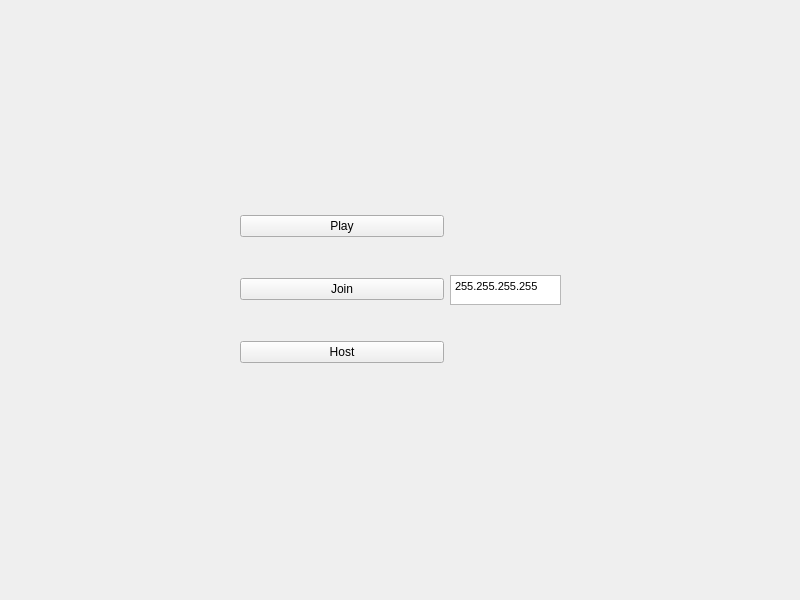
Old version of the form mainmenu.ui in the repository snakamoto/PacmanGame.
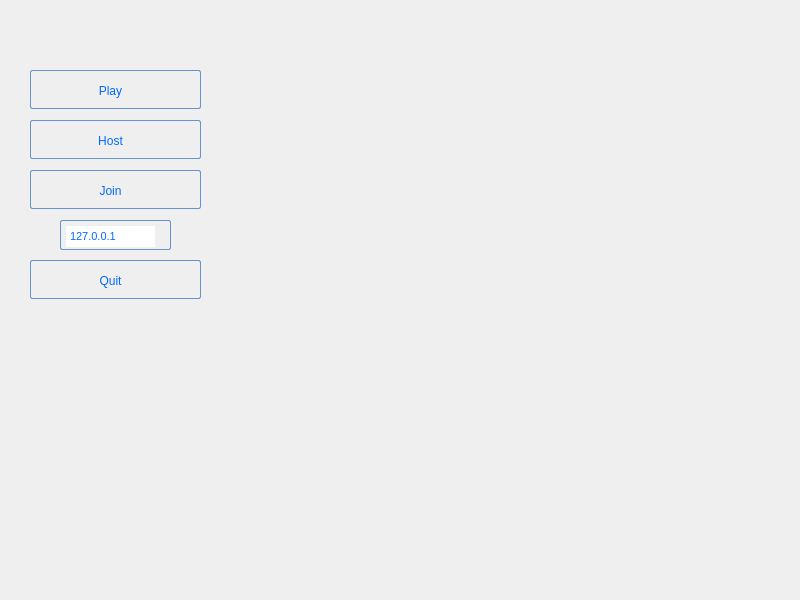
New version of the form.

Commit message: mainmenu styles

```diff
--- a/mainmenu.ui
+++ b/mainmenu.ui
@@ -19,71 +19,288 @@
      <rect>
       <x>0</x>
       <y>0</y>
-      <width>801</width>
+      <width>791</width>
       <height>601</height>
      </rect>
     </property>
     <property name="focusPolicy">
      <enum>Qt::StrongFocus</enum>
     </property>
+    <property name="styleSheet">
+     <string notr="true">
+        background: qlineargradient(x1 : 0, y1 : 0, x2 : 0, y2 :   1, stop :   0.0 #f5f9ff,
+                stop :   0.5 #c7dfff, stop :   0.55 #afd2ff, stop :   1.0 #c0dbff);
+        color: #006aff;
+        font: bold large &quot;Arial&quot;;
+        height: 30px;</string>
+    </property>
+    <property name="frameShadow">
+     <enum>QFrame::Raised</enum>
+    </property>
+    <property name="lineWidth">
+     <number>0</number>
+    </property>
     <property name="currentIndex">
      <number>0</number>
     </property>
     <widget class="QWidget" name="page">
-     <widget class="QWidget" name="layoutWidget">
+     <widget class="QPushButton" name="quitButton">
       <property name="geometry">
        <rect>
-        <x>240</x>
-        <y>180</y>
-        <width>321</width>
-        <height>221</height>
+        <x>30</x>
+        <y>260</y>
+        <width>171</width>
+        <height>39</height>
        </rect>
       </property>
-      <layout class="QHBoxLayout" name="horizontalLayout">
-       <item>
-        <layout class="QVBoxLayout" name="verticalLayout">
-         <item>
-          <widget class="QPushButton" name="singleplayerButton">
-           <property name="text">
-            <string>Play</string>
-           </property>
-          </widget>
-         </item>
-         <item>
-          <widget class="QPushButton" name="joinButton">
-           <property name="text">
-            <string>Join</string>
-           </property>
-          </widget>
-         </item>
-         <item>
-          <widget class="QPushButton" name="hostButton">
-           <property name="text">
-            <string>Host</string>
-           </property>
-          </widget>
-         </item>
-        </layout>
-       </item>
-       <item>
-        <widget class="QTextEdit" name="joinText">
-         <property name="maximumSize">
-          <size>
-           <width>111</width>
-           <height>30</height>
-          </size>
-         </property>
-         <property name="html">
-          <string>&lt;!DOCTYPE HTML PUBLIC &quot;-//W3C//DTD HTML 4.0//EN&quot; &quot;http://www.w3.org/TR/REC-html40/strict.dtd&quot;&gt;
+      <property name="styleSheet">
+       <string notr="true">QPushButton:hover{
+        background: qlineargradient(x1 : 0, y1 : 0, x2 : 0, y2 :   1, stop :   0.0 #ffd9aa,
+                stop :   0.5 #ffbb6e, stop :   0.55 #feae42, stop :   1.0 #fedb74);
+}
+
+QPushButton {
+        border: 1px solid #6593cf;
+        border-radius: 2px;
+        padding: 5px 15px 2px 5px;
+        background: qlineargradient(x1 : 0, y1 : 0, x2 : 0, y2 :   1, stop :   0.0 #f5f9ff,
+                stop :   0.5 #c7dfff, stop :   0.55 #afd2ff, stop :   1.0 #c0dbff);
+        color: #006aff;
+        font: bold large &quot;Arial&quot;;
+        height: 30px;
+}
+
+
+
+
+QPushButton:pressed {
+        background: qlineargradient(x1 : 0, y1 : 0, x2 : 0, y2 :   1, stop :   0.0 #c0dbff,
+        stop :   0.5 #cfd26f, stop :   0.55 #c7df6f, stop :   1.0 #f5f9ff);
+        padding-top: 2px;
+        padding-left: 3px;
+
+}
+
+
+QPushButton:on {
+        background: qlineargradient(x1 : 0, y1 : 0, x2 : 0, y2 :   1, stop :   0.0 #5AA72D,
+        stop :   0.5 #B3E296, stop :   0.55 #B3E296, stop :   1.0 #f5f9ff);
+        padding-top: 2px;
+        padding-left: 3px;
+}
+
+QPushButton:disabled {
+        background: transparent #e5e9ee;
+        padding-top: 2px;        
+        padding-left: 3px;
+        color: black;
+}</string>
+      </property>
+      <property name="text">
+       <string>Quit</string>
+      </property>
+     </widget>
+     <widget class="QTextEdit" name="joinText">
+      <property name="geometry">
+       <rect>
+        <x>60</x>
+        <y>220</y>
+        <width>111</width>
+        <height>30</height>
+       </rect>
+      </property>
+      <property name="maximumSize">
+       <size>
+        <width>111</width>
+        <height>30</height>
+       </size>
+      </property>
+      <property name="styleSheet">
+       <string notr="true"> border: 1px solid #6593cf;
+        border-radius: 2px;
+        padding: 5px 15px 2px 5px;
+        background: qlineargradient(x1 : 0, y1 : 0, x2 : 0, y2 :   1, stop :   0.0 #f5f9ff,
+                stop :   0.5 #c7dfff, stop :   0.55 #afd2ff, stop :   1.0 #c0dbff);
+        color: #006aff;
+        font: bold large &quot;Arial&quot;;
+        height: 30px;</string>
+      </property>
+      <property name="html">
+       <string>&lt;!DOCTYPE HTML PUBLIC &quot;-//W3C//DTD HTML 4.0//EN&quot; &quot;http://www.w3.org/TR/REC-html40/strict.dtd&quot;&gt;
 &lt;html&gt;&lt;head&gt;&lt;meta name=&quot;qrichtext&quot; content=&quot;1&quot; /&gt;&lt;style type=&quot;text/css&quot;&gt;
 p, li { white-space: pre-wrap; }
-&lt;/style&gt;&lt;/head&gt;&lt;body style=&quot; font-family:'MS Shell Dlg 2'; font-size:8.25pt; font-weight:400; font-style:normal;&quot;&gt;
-&lt;p style=&quot; margin-top:0px; margin-bottom:0px; margin-left:0px; margin-right:0px; -qt-block-indent:0; text-indent:0px;&quot;&gt;&lt;span style=&quot; font-size:8pt;&quot;&gt;255.255.255.255&lt;/span&gt;&lt;/p&gt;&lt;/body&gt;&lt;/html&gt;</string>
-         </property>
-        </widget>
-       </item>
-      </layout>
+&lt;/style&gt;&lt;/head&gt;&lt;body style=&quot; font-family:'Arial'; font-size:8.25pt; font-weight:600; font-style:normal;&quot;&gt;
+&lt;p style=&quot; margin-top:0px; margin-bottom:0px; margin-left:0px; margin-right:0px; -qt-block-indent:0; text-indent:0px;&quot;&gt;&lt;span style=&quot; font-family:'MS Shell Dlg 2'; font-size:8pt; font-weight:400;&quot;&gt;127.0.0.1&lt;/span&gt;&lt;/p&gt;&lt;/body&gt;&lt;/html&gt;</string>
+      </property>
      </widget>
+     <widget class="QPushButton" name="singleplayerButton">
+      <property name="geometry">
+       <rect>
+        <x>30</x>
+        <y>70</y>
+        <width>171</width>
+        <height>39</height>
+       </rect>
+      </property>
+      <property name="styleSheet">
+       <string notr="true">QPushButton:hover{
+        background: qlineargradient(x1 : 0, y1 : 0, x2 : 0, y2 :   1, stop :   0.0 #ffd9aa,
+                stop :   0.5 #ffbb6e, stop :   0.55 #feae42, stop :   1.0 #fedb74);
+}
+
+QPushButton {
+        border: 1px solid #6593cf;
+        border-radius: 2px;
+        padding: 5px 15px 2px 5px;
+        background: qlineargradient(x1 : 0, y1 : 0, x2 : 0, y2 :   1, stop :   0.0 #f5f9ff,
+                stop :   0.5 #c7dfff, stop :   0.55 #afd2ff, stop :   1.0 #c0dbff);
+        color: #006aff;
+        font: bold large &quot;Arial&quot;;
+        height: 30px;
+}
+
+
+
+
+QPushButton:pressed {
+        background: qlineargradient(x1 : 0, y1 : 0, x2 : 0, y2 :   1, stop :   0.0 #c0dbff,
+        stop :   0.5 #cfd26f, stop :   0.55 #c7df6f, stop :   1.0 #f5f9ff);
+        padding-top: 2px;
+        padding-left: 3px;
+
+}
+
+
+QPushButton:on {
+        background: qlineargradient(x1 : 0, y1 : 0, x2 : 0, y2 :   1, stop :   0.0 #5AA72D,
+        stop :   0.5 #B3E296, stop :   0.55 #B3E296, stop :   1.0 #f5f9ff);
+        padding-top: 2px;
+        padding-left: 3px;
+}
+
+QPushButton:disabled {
+        background: transparent #e5e9ee;
+        padding-top: 2px;        
+        padding-left: 3px;
+        color: black;
+}</string>
+      </property>
+      <property name="text">
+       <string>Play</string>
+      </property>
+     </widget>
+     <widget class="QPushButton" name="hostButton">
+      <property name="geometry">
+       <rect>
+        <x>30</x>
+        <y>120</y>
+        <width>171</width>
+        <height>39</height>
+       </rect>
+      </property>
+      <property name="styleSheet">
+       <string notr="true">QPushButton:hover{
+        background: qlineargradient(x1 : 0, y1 : 0, x2 : 0, y2 :   1, stop :   0.0 #ffd9aa,
+                stop :   0.5 #ffbb6e, stop :   0.55 #feae42, stop :   1.0 #fedb74);
+}
+
+QPushButton {
+        border: 1px solid #6593cf;
+        border-radius: 2px;
+        padding: 5px 15px 2px 5px;
+        background: qlineargradient(x1 : 0, y1 : 0, x2 : 0, y2 :   1, stop :   0.0 #f5f9ff,
+                stop :   0.5 #c7dfff, stop :   0.55 #afd2ff, stop :   1.0 #c0dbff);
+        color: #006aff;
+        font: bold large &quot;Arial&quot;;
+        height: 30px;
+}
+
+
+
+
+QPushButton:pressed {
+        background: qlineargradient(x1 : 0, y1 : 0, x2 : 0, y2 :   1, stop :   0.0 #c0dbff,
+        stop :   0.5 #cfd26f, stop :   0.55 #c7df6f, stop :   1.0 #f5f9ff);
+        padding-top: 2px;
+        padding-left: 3px;
+
+}
+
+
+QPushButton:on {
+        background: qlineargradient(x1 : 0, y1 : 0, x2 : 0, y2 :   1, stop :   0.0 #5AA72D,
+        stop :   0.5 #B3E296, stop :   0.55 #B3E296, stop :   1.0 #f5f9ff);
+        padding-top: 2px;
+        padding-left: 3px;
+}
+
+QPushButton:disabled {
+        background: transparent #e5e9ee;
+        padding-top: 2px;        
+        padding-left: 3px;
+        color: black;
+}</string>
+      </property>
+      <property name="text">
+       <string>Host</string>
+      </property>
+     </widget>
+     <widget class="QPushButton" name="joinButton">
+      <property name="geometry">
+       <rect>
+        <x>30</x>
+        <y>170</y>
+        <width>171</width>
+        <height>39</height>
+       </rect>
+      </property>
+      <property name="styleSheet">
+       <string notr="true">QPushButton:hover{
+        background: qlineargradient(x1 : 0, y1 : 0, x2 : 0, y2 :   1, stop :   0.0 #ffd9aa,
+                stop :   0.5 #ffbb6e, stop :   0.55 #feae42, stop :   1.0 #fedb74);
+}
+
+QPushButton {
+        border: 1px solid #6593cf;
+        border-radius: 2px;
+        padding: 5px 15px 2px 5px;
+        background: qlineargradient(x1 : 0, y1 : 0, x2 : 0, y2 :   1, stop :   0.0 #f5f9ff,
+                stop :   0.5 #c7dfff, stop :   0.55 #afd2ff, stop :   1.0 #c0dbff);
+        color: #006aff;
+        font: bold large &quot;Arial&quot;;
+        height: 30px;
+}
+
+
+
+
+QPushButton:pressed {
+        background: qlineargradient(x1 : 0, y1 : 0, x2 : 0, y2 :   1, stop :   0.0 #c0dbff,
+        stop :   0.5 #cfd26f, stop :   0.55 #c7df6f, stop :   1.0 #f5f9ff);
+        padding-top: 2px;
+        padding-left: 3px;
+
+}
+
+
+QPushButton:on {
+        background: qlineargradient(x1 : 0, y1 : 0, x2 : 0, y2 :   1, stop :   0.0 #5AA72D,
+        stop :   0.5 #B3E296, stop :   0.55 #B3E296, stop :   1.0 #f5f9ff);
+        padding-top: 2px;
+        padding-left: 3px;
+}
+
+QPushButton:disabled {
+        background: transparent #e5e9ee;
+        padding-top: 2px;        
+        padding-left: 3px;
+        color: black;
+}</string>
+      </property>
+      <property name="text">
+       <string>Join</string>
+      </property>
+     </widget>
     </widget>
     <widget class="QWidget" name="play_page"/>
    </widget>
```
Left out of the diff: 6 changed lines with no effect on the pictures. The commit also changes 4 other files.
